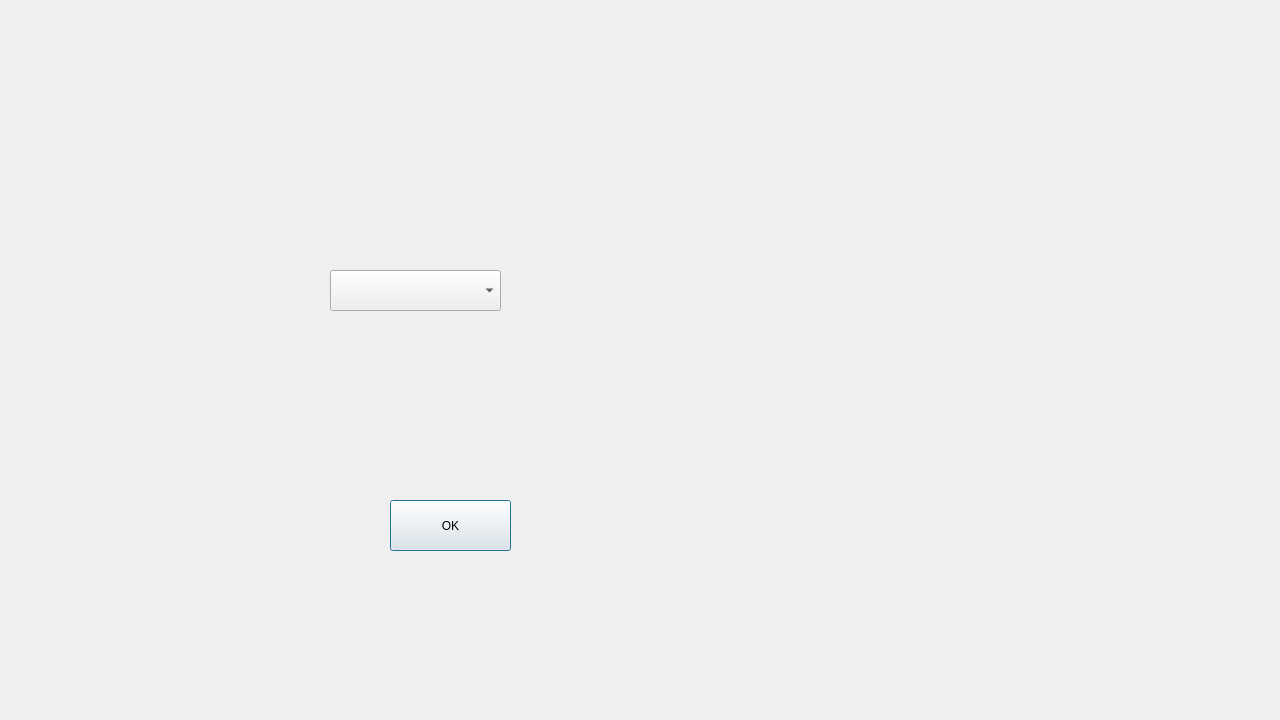
MusMuss1/CDSS_Hals, file FrmMain.ui: the form before one commit.
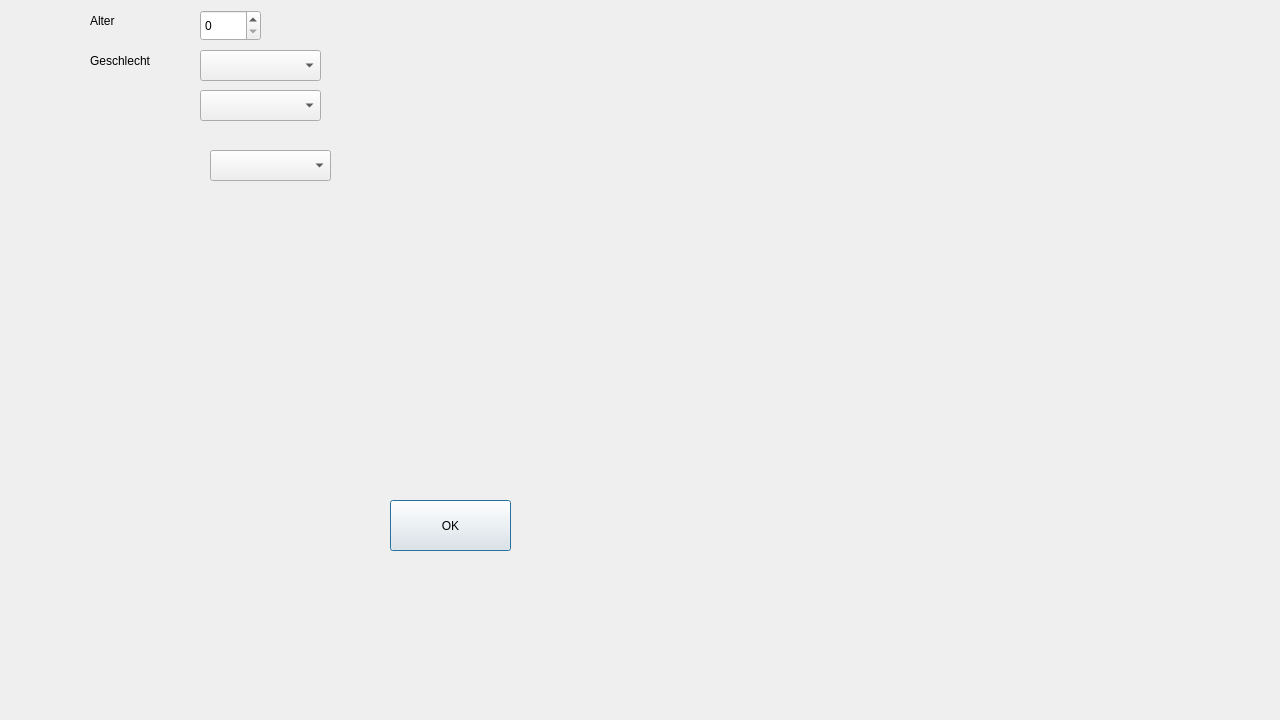
The form after the commit.

Commit message: Add info for Age

```diff
--- a/FrmMain.ui
+++ b/FrmMain.ui
@@ -29,10 +29,66 @@
   <widget class="QComboBox" name="cmb1">
    <property name="geometry">
     <rect>
-     <x>330</x>
-     <y>270</y>
-     <width>171</width>
-     <height>41</height>
+     <x>200</x>
+     <y>90</y>
+     <width>121</width>
+     <height>31</height>
+    </rect>
+   </property>
+  </widget>
+  <widget class="QLabel" name="label">
+   <property name="geometry">
+    <rect>
+     <x>90</x>
+     <y>10</y>
+     <width>61</width>
+     <height>21</height>
+    </rect>
+   </property>
+   <property name="text">
+    <string>Alter</string>
+   </property>
+  </widget>
+  <widget class="QLabel" name="label_2">
+   <property name="geometry">
+    <rect>
+     <x>90</x>
+     <y>50</y>
+     <width>101</width>
+     <height>21</height>
+    </rect>
+   </property>
+   <property name="text">
+    <string>Geschlecht</string>
+   </property>
+  </widget>
+  <widget class="QComboBox" name="cmbgender">
+   <property name="geometry">
+    <rect>
+     <x>200</x>
+     <y>50</y>
+     <width>121</width>
+     <height>31</height>
+    </rect>
+   </property>
+  </widget>
+  <widget class="QComboBox" name="cmbfieber_2">
+   <property name="geometry">
+    <rect>
+     <x>210</x>
+     <y>150</y>
+     <width>121</width>
+     <height>31</height>
+    </rect>
+   </property>
+  </widget>
+  <widget class="QSpinBox" name="spinboxage">
+   <property name="geometry">
+    <rect>
+     <x>200</x>
+     <y>10</y>
+     <width>61</width>
+     <height>31</height>
     </rect>
    </property>
   </widget>
```
Left out of the diff: 2 changed lines with no effect on the pictures. The commit also changes 2 other files.
